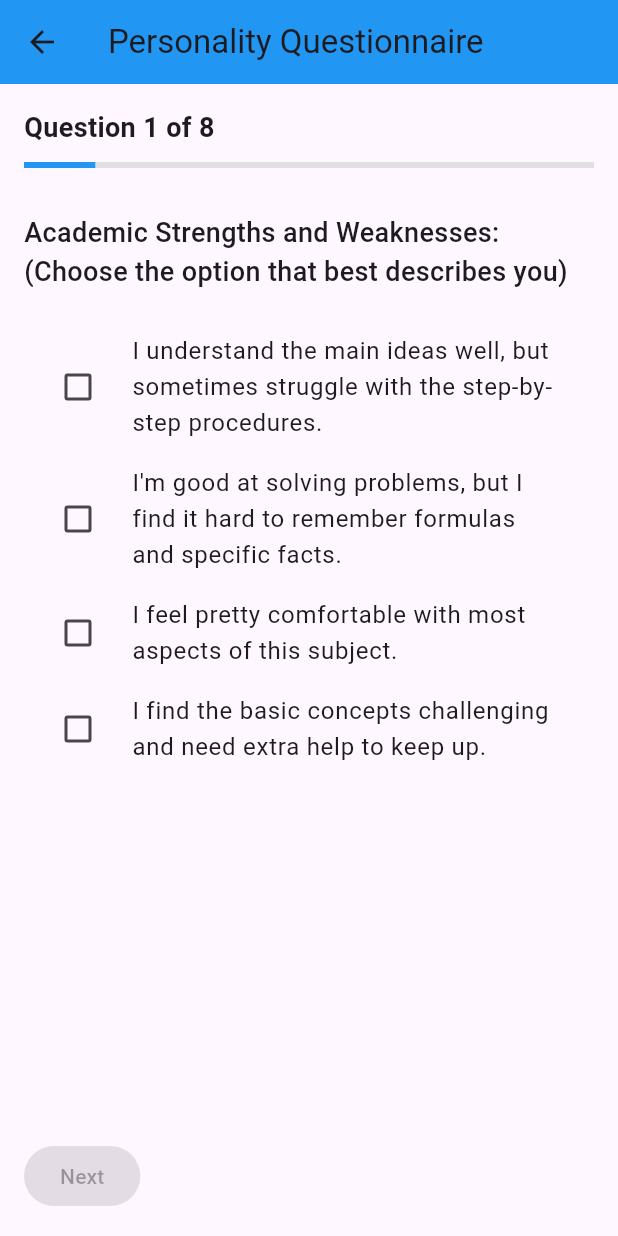
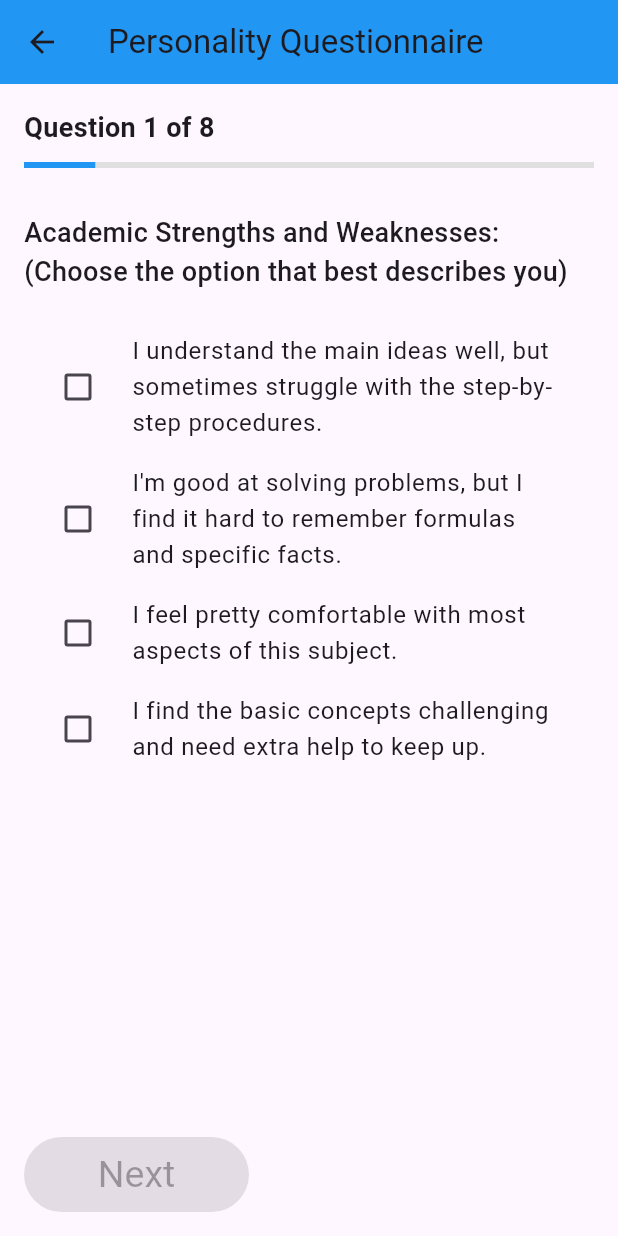
Before and after one commit to aditishukla006/LMS, a Flutter app: the DashboardScreen screen opened directly, after a tap on "Personality Questionnaire", on a phone screen of 412 x 824 dp. Run offline on Flutter 3.47's test engine with Material 3 defaults, Android fonts, the light colour scheme and no system bars; our stand-ins replace firebase_auth, firebase_core, fl_chart, shared_preferences; accounts and stored records are empty; network calls fail.

Commit message:
changes is done

```diff
--- a/lib/main.dart
+++ b/lib/main.dart
@@ -21,7 +21,6 @@
 
   @override
   Widget build(BuildContext context) {
-    // Listen to StudentProvider to get isDarkMode state
     final provider = Provider.of<StudentProvider>(context);
 
     return MaterialApp(
--- a/lib/providers/student_provider.dart
+++ b/lib/providers/student_provider.dart
@@ -1,4 +1,3 @@
-// providers/student_provider.dart
 import 'package:flutter/material.dart';
 
 import 'package:shared_preferences/shared_preferences.dart';
@@ -6,8 +5,8 @@ import 'package:shared_preferences/shared_preferences.dart';
 class Assignment {
   final String subject;
   final String title;
-  final String dueDate; // You can change this to DateTime if you want
-  final String status; // "On Time", "Approaching", "Late"
+  final String dueDate;
+  final String status;
 
   Assignment({
     required this.subject,
@@ -22,7 +21,6 @@ class StudentProvider extends ChangeNotifier {
   String studentClass = "10th Grade";
   String profilePicUrl = "https://i.pravatar.cc/150?img=3";
 
-  // Progress data (dummy)
   Map<String, double> assignmentProgress = {
     "Math": 0.75,
     "Science": 0.5,
@@ -39,10 +37,8 @@ class StudentProvider extends ChangeNotifier {
     "Sun": 2,
   };
 
-  // Questionnaire responses saved locally
   Map<int, int> questionnaireResponses = {};
 
-  // Upcoming assignments list
   List<Assignment> upcomingAssignments = [
     Assignment(
       subject: "Math",
@@ -58,7 +54,6 @@ class StudentProvider extends ChangeNotifier {
     ),
   ];
 
-  // Submission status counts
   Map<String, double> submissionStatus = {
     "On Time": 3,
     "Approaching": 1,
@@ -82,7 +77,6 @@ class StudentProvider extends ChangeNotifier {
 
   bool _responsesLoaded = false;
 
-  // Load saved responses
   Future<void> loadResponses() async {
     if (_responsesLoaded) return;
 
@@ -94,8 +88,6 @@ class StudentProvider extends ChangeNotifier {
     notifyListeners();
   }
 
-  // Save a response
-
   Future<void> saveResponse(int questionIndex, int answerIndex) async {
     questionnaireResponses[questionIndex] = answerIndex;
     final prefs = await SharedPreferences.getInstance();
@@ -103,7 +95,6 @@ class StudentProvider extends ChangeNotifier {
     notifyListeners();
   }
 
-  // Clear all saved questionnaire responses
   void clearResponses() {
     questionnaireResponses = List.filled(8, null) as Map<int, int>;
     _responsesLoaded = false;
--- a/lib/question_bank.dart
+++ b/lib/question_bank.dart
@@ -1,4 +1,3 @@
-// question_bank.dart
 class Question {
   final String text;
   final List<String> options;
--- a/lib/screens/dashboard_screen.dart
+++ b/lib/screens/dashboard_screen.dart
@@ -37,7 +37,6 @@ class DashboardScreen extends StatelessWidget {
         padding: EdgeInsets.all(16),
         child: Column(
           children: [
-            // Profile Info Card
             Card(
               child: ListTile(
                 leading: CircleAvatar(
@@ -51,14 +50,16 @@ class DashboardScreen extends StatelessWidget {
 
             SizedBox(height: 20),
 
-            // Key Features cards
             Wrap(
               spacing: 12,
               runSpacing: 12,
               children: [
-                _buildFeatureCard(context, "Start Learning", Icons.school, () {
-                  // TODO: Navigate to Learning screen
-                }),
+                _buildFeatureCard(
+                  context,
+                  "Start Learning",
+                  Icons.school,
+                  () {},
+                ),
                 _buildFeatureCard(context, "Continue Quiz", Icons.quiz, () {
                   Navigator.push(
                     context,
@@ -98,7 +99,7 @@ class DashboardScreen extends StatelessWidget {
 
             SizedBox(height: 30),
 
-            // Progress Chart - Assignments progress (Pie Chart)
+            // Progress Chart
             _buildAssignmentProgressChart(provider),
 
             SizedBox(height: 30),
@@ -107,12 +108,8 @@ class DashboardScreen extends StatelessWidget {
             _buildWeeklyAssignmentsChart(provider),
 
             SizedBox(height: 30),
-
-            // --- NEW SECTION: Submission Status Pie Chart ---
-            //_buildSubmissionStatusChart(provider.submissionStatus),
             SizedBox(height: 30),
 
-            // --- NEW SECTION: Upcoming Assignments grouped by Subject ---
             _buildUpcomingAssignments(provider.upcomingAssignments),
 
             SizedBox(height: 30),
@@ -136,16 +133,15 @@ class DashboardScreen extends StatelessWidget {
 
     return SizedBox(
       width: (MediaQuery.of(context).size.width / 2) - 24,
-      height: 150, // fixed height for better alignment
+      height: 150,
       child: Card(
         color: isDark ? Colors.grey[800] : Colors.blue.shade100,
         child: InkWell(
           onTap: onTap,
           child: Center(
             child: Column(
-              mainAxisAlignment: MainAxisAlignment.center, // vertical center
-              crossAxisAlignment:
-                  CrossAxisAlignment.center, // horizontal center
+              mainAxisAlignment: MainAxisAlignment.center,
+              crossAxisAlignment: CrossAxisAlignment.center,
               children: [
                 Icon(
                   icon,
@@ -157,7 +153,7 @@ class DashboardScreen extends StatelessWidget {
                   title,
                   textAlign: TextAlign.center,
                   style: TextStyle(
-                    fontSize: 16,
+                    fontSize: 20,
                     fontWeight: FontWeight.bold,
                     color: theme.textTheme.bodyLarge?.color,
                   ),
@@ -193,7 +189,7 @@ class DashboardScreen extends StatelessWidget {
       children: [
         Text(
           "Assignments Progress",
-          style: TextStyle(fontSize: 18, fontWeight: FontWeight.bold),
+          style: TextStyle(fontSize: 22, fontWeight: FontWeight.bold),
         ),
         SizedBox(
           height: 180,
@@ -226,9 +222,7 @@ class DashboardScreen extends StatelessWidget {
           ListTile(
             leading: Icon(Icons.edit),
             title: Text('Edit Profile'),
-            onTap: () {
-              // TODO: Navigate to Edit Profile Screen
-            },
+            onTap: () {},
           ),
           ListTile(
             leading: Icon(Icons.logout),
@@ -245,7 +239,7 @@ class DashboardScreen extends StatelessWidget {
             secondary: Icon(Icons.brightness_6),
             value: provider.isDarkMode,
             onChanged: (val) {
-              provider.toggleTheme(val); // Implement in provider
+              provider.toggleTheme(val);
             },
           ),
         ],
@@ -282,7 +276,7 @@ class DashboardScreen extends StatelessWidget {
       children: [
         Text(
           "Upcoming Assignments This Week",
-          style: TextStyle(fontSize: 18, fontWeight: FontWeight.bold),
+          style: TextStyle(fontSize: 22, fontWeight: FontWeight.bold),
         ),
         SizedBox(
           height: 220,
@@ -312,13 +306,11 @@ class DashboardScreen extends StatelessWidget {
     );
   }
 
-  // NEW: Upcoming Assignments grouped by Subject
   Widget _buildUpcomingAssignments(List<Assignment> assignments) {
     if (assignments.isEmpty) {
       return SizedBox();
     }
 
-    // Group by subject
     Map<String, List<Assignment>> grouped = {};
     for (var assignment in assignments) {
       grouped.putIfAbsent(assignment.subject, () => []);
@@ -330,7 +322,7 @@ class DashboardScreen extends StatelessWidget {
       children: [
         Text(
           "Upcoming Assignments",
-          style: TextStyle(fontSize: 18, fontWeight: FontWeight.bold),
+          style: TextStyle(fontSize: 22, fontWeight: FontWeight.bold),
         ),
         SizedBox(height: 10),
         ...grouped.entries.map(
@@ -359,7 +351,6 @@ class DashboardScreen extends StatelessWidget {
 
   Widget _buildStudyPlanCard(BuildContext context, StudentProvider provider) {
     final theme = Theme.of(context);
-    // Add `BuildContext` if needed
     final isDark = theme.brightness == Brightness.dark;
 
     List<String> sessions = [
@@ -378,7 +369,7 @@ class DashboardScreen extends StatelessWidget {
             Text(
               "Daily 45-minute Study Plan",
               style: TextStyle(
-                fontSize: 18,
+                fontSize: 22,
                 fontWeight: FontWeight.bold,
                 color: theme.textTheme.bodyLarge?.color,
               ),
@@ -390,7 +381,7 @@ class DashboardScreen extends StatelessWidget {
                 child: Text(
                   s,
                   style: TextStyle(
-                    fontSize: 16,
+                    fontSize: 20,
                     color: theme.textTheme.bodyMedium?.color,
                   ),
                 ),
--- a/lib/screens/feedback_screen.dart
+++ b/lib/screens/feedback_screen.dart
@@ -1,5 +1,3 @@
-// TODO Implement this library.
-// screens/feedback_screen.dart
 import 'package:flutter/material.dart';
 
 class FeedbackScreen extends StatefulWidget {
@@ -21,7 +19,6 @@ class _FeedbackScreenState extends State<FeedbackScreen> {
       return;
     }
 
-    // You can later store this in Firestore or backend
     setState(() {
       _statusMessage = "Thank you for your feedback!";
     });
@@ -39,7 +36,7 @@ class _FeedbackScreenState extends State<FeedbackScreen> {
           children: [
             Text(
               "We'd love to hear your thoughts!",
-              style: TextStyle(fontSize: 18),
+              style: TextStyle(fontSize: 25),
             ),
             SizedBox(height: 16),
             TextField(
@@ -54,7 +51,7 @@ class _FeedbackScreenState extends State<FeedbackScreen> {
             ElevatedButton.icon(
               onPressed: _submitFeedback,
               icon: Icon(Icons.send),
-              label: Text("Submit"),
+              label: Text("Submit", style: TextStyle(fontSize: 25)),
             ),
             SizedBox(height: 16),
             Text(
--- a/lib/screens/progress_screen.dart
+++ b/lib/screens/progress_screen.dart
@@ -1,5 +1,3 @@
-// screens/progress_screen.dart
-
 // ignore_for_file: unused_import
 
 import 'package:flutter/material.dart';
--- a/lib/screens/questionnaire_screen.dart
+++ b/lib/screens/questionnaire_screen.dart
@@ -1,4 +1,3 @@
-// screens/questionnaire_screen.dart
 import 'package:flutter/material.dart';
 import 'package:provider/provider.dart';
 import '../providers/student_provider.dart';
@@ -27,7 +26,6 @@ class _QuestionnaireScreenState extends State<QuestionnaireScreen> {
   Widget build(BuildContext context) {
     final provider = Provider.of<StudentProvider>(context);
 
-    // Limit to 8 questions
     final List<Question> limitedQuestions = questions.take(8).toList();
     final totalQuestions = limitedQuestions.length;
 
@@ -45,7 +43,6 @@ class _QuestionnaireScreenState extends State<QuestionnaireScreen> {
         child: Column(
           crossAxisAlignment: CrossAxisAlignment.start,
           children: [
-            /// PROGRESS TEXT
             Text(
               "Question ${currentQuestion + 1} of $totalQuestions",
               style: TextStyle(fontSize: 18, fontWeight: FontWeight.bold),
@@ -53,7 +50,6 @@ class _QuestionnaireScreenState extends State<QuestionnaireScreen> {
 
             SizedBox(height: 10),
 
-            /// LINEAR PROGRESS BAR
             LinearProgressIndicator(
               value: (currentQuestion + 1) / totalQuestions,
               backgroundColor: Colors.grey[300],
@@ -62,14 +58,12 @@ class _QuestionnaireScreenState extends State<QuestionnaireScreen> {
 
             SizedBox(height: 30),
 
-            /// QUESTION TITLE
             Text(
               question.text,
               style: TextStyle(fontSize: 18, fontWeight: FontWeight.w500),
             ),
             SizedBox(height: 20),
 
-            /// OPTIONS
             ...List.generate(question.options.length, (index) {
               return CheckboxListTile(
                 title: Text(question.options[index]),
@@ -90,15 +84,26 @@ class _QuestionnaireScreenState extends State<QuestionnaireScreen> {
               mainAxisAlignment: MainAxisAlignment.spaceBetween,
               children: [
                 if (currentQuestion > 0)
-                  ElevatedButton(
+                  SizedBox(
+                    width: 150,
+                    height: 50,
+                    child: ElevatedButton(
                       onPressed: () {
                         setState(() {
                           currentQuestion--;
                         });
                       },
+                      style: ElevatedButton.styleFrom(
+                        textStyle: TextStyle(fontSize: 25),
+                        backgroundColor: Colors.blue,
+                      ),
                       child: Text("Previous"),
                     ),
-                ElevatedButton(
+                  ),
+                SizedBox(
+                  width: 150,
+                  height: 50,
+                  child: ElevatedButton(
                     onPressed:
                         selectedOption == null
                             ? null
@@ -116,8 +121,13 @@ class _QuestionnaireScreenState extends State<QuestionnaireScreen> {
                                 );
                               }
                             },
+                    style: ElevatedButton.styleFrom(
+                      textStyle: TextStyle(fontSize: 25),
+                      backgroundColor: Colors.green,
+                    ),
                     child: Text(
                       currentQuestion == totalQuestions - 1 ? "Submit" : "Next",
+                    ),
                   ),
                 ),
               ],
--- a/lib/screens/quiz_screen.dart
+++ b/lib/screens/quiz_screen.dart
@@ -1,4 +1,3 @@
-// screens/quiz_screen.dart
 import 'package:flutter/material.dart';
 
 class QuizScreen extends StatelessWidget {
@@ -6,7 +5,6 @@ class QuizScreen extends StatelessWidget {
 
   @override
   Widget build(BuildContext context) {
-    // Replace this with a real quiz implementation
     return Scaffold(
       appBar: AppBar(title: Text("Quiz")),
       body: Center(
--- a/lib/screens/summary_screen.dart
+++ b/lib/screens/summary_screen.dart
@@ -24,7 +24,6 @@ class SummaryScreen extends StatelessWidget {
                     final question = questions[index];
                     final selectedAnswer = question.options[selectedIndex];
 
-                    // Extract title (remove text after ":")
                     final questionTitle =
                         question.text.contains(':')
                             ? question.text.split(':').first
```
Lines whose indentation alone changed are shown as unchanged.
